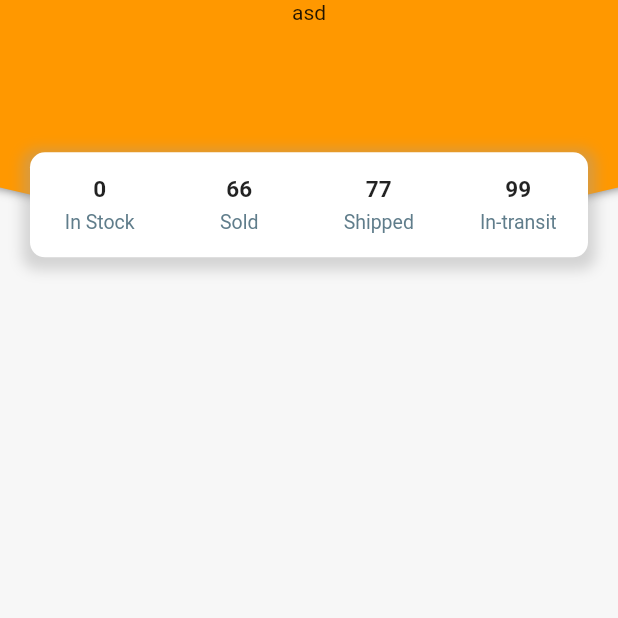
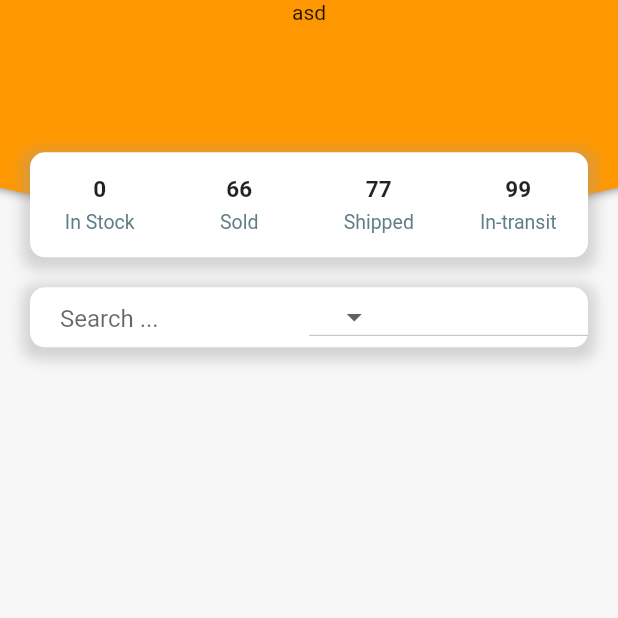
Before and after one commit to mr-kowtow/mr_stokka, a Flutter app: the screen it shows after launch, on a phone screen of 412 x 824 dp, the top half of it. Run offline on Flutter 3.47's test engine with Material 2 defaults, Android fonts, the phone set to English and light mode, and no system bars; missing offline and left inert: dart_airtable.

Commit message:
added filter option

```diff
--- a/lib/home_page.dart
+++ b/lib/home_page.dart
@@ -4,7 +4,7 @@ import 'package:mr_stokka/data_hub.dart';
 import 'package:mr_stokka/reusable_card.dart';
 import 'package:mr_stokka/itemPage.dart';
 import 'package:mr_stokka/roundedAppBar.dart';
-
+import 'package:mr_stokka/searchBar.dart';
 import 'constants.dart';
 
 class HomePage extends StatefulWidget {
@@ -13,10 +13,14 @@ class HomePage extends StatefulWidget {
 }
 
 class _HomePageState extends State<HomePage> {
-  List<String> _brand = [];
-  List<String> _item = [];
-  List<String> _price = [];
-  List<String> _image = [];
+  List<String> brand = [];
+  List<String> item = [];
+  List<String> price = [];
+  List<String> image = [];
+  List<String> tmp_brand=[];
+  List<String> tmp_item=[];
+  List<String> tmp_price=[];
+  List<String> tmp_image=[];
 
   @override
   void initState() {
@@ -29,10 +33,15 @@ class _HomePageState extends State<HomePage> {
     await dataHub.getRecords().then((value) {
       dataHub.setData(value);
       setState(() {
-        _brand = dataHub.getBrandList();
-        _item = dataHub.getItemList();
-        _price = dataHub.getPriceList();
-        _image = dataHub.getImageList();
+        brand = dataHub.getBrandList();
+        item = dataHub.getItemList();
+        price = dataHub.getPriceList();
+        image = dataHub.getImageList();
+        tmp_brand = brand;
+        tmp_item = item;
+        tmp_price = price;
+        tmp_image = image;
+        print(tmp_brand);
       });
     });
   }
@@ -40,6 +49,7 @@ class _HomePageState extends State<HomePage> {
   @override
   Widget build(BuildContext context) {
     return Scaffold(
+      resizeToAvoidBottomPadding: false,
         body: Stack(
           children: <Widget>[
             RoundedAppBar(),
@@ -65,7 +75,7 @@ class _HomePageState extends State<HomePage> {
                                 Column(
                                   mainAxisAlignment: MainAxisAlignment.center,
                                   children: <Widget>[
-                                    Text("${_brand.length}",
+                                    Text("${tmp_brand.length}",
                                       style: kTitleTextStyle,),
                                     SizedBox(height: 5.0,),
                                     Text("In Stock", style: kGreyedTextStyle,),
@@ -106,13 +116,43 @@ class _HomePageState extends State<HomePage> {
                             ),
                           ),
                         ),
+                        SearchBar(
+                          brands: brand,
+                          //todo: create product class to remove this garbage code
+                          onChange: (String val){
+                            List<String>onChangeBrand = [];
+                            List<String>onChangeItem = [];
+                            List<String>onChangePrice = [];
+                            List<String>onChangeImage = [];
+                            for(var i=0;i<brand.length;i++){
+                              if(val == "All"){
+                                onChangeBrand = brand;
+                                onChangeItem = item;
+                                onChangePrice = price;
+                                onChangeImage = image;
+                              }
+                              else if(brand[i] == val){
+                                onChangeBrand.add(brand[i]);
+                                onChangeItem.add(item[i]);
+                                onChangePrice.add(price[i]);
+                                onChangeImage.add(image[i]);
+                              }
+                            }
+                            setState(() {
+                              tmp_brand = onChangeBrand;
+                              tmp_item = onChangeItem;
+                              tmp_price = onChangePrice;
+                              tmp_image = onChangeImage;
+                            });
+                          },
+                        ),
                       ],
                     )
                 ),
                 Expanded(
                   flex: 5,
                   child: ListView.builder(
-                      itemCount: _brand.length,
+                      itemCount: tmp_brand.length,
                       itemBuilder: (BuildContext context, int index) {
                         return Container(
                           height: 100,
@@ -122,7 +162,7 @@ class _HomePageState extends State<HomePage> {
                               Navigator.push(
                                   context,
                                   MaterialPageRoute(
-                                      builder: (context) => ItemPage(brand: _brand[index],item: _item[index], price: _price[index],image: _image[index])
+                                      builder: (context) => ItemPage(brand: tmp_brand[index],item: tmp_item[index], price: tmp_price[index],image: tmp_image[index])
                                   )
                               );
                             },
@@ -137,15 +177,14 @@ class _HomePageState extends State<HomePage> {
                                 Flexible(
                                   child: Column(
                                     mainAxisAlignment: MainAxisAlignment.center,
-                                    crossAxisAlignment: CrossAxisAlignment
-                                        .start,
+                                    crossAxisAlignment: CrossAxisAlignment.start,
                                     children: <Widget>[
-                                      Text('${_brand[index]}',
+                                      Text('${tmp_brand[index]}',
                                         style: kRegularTextStyle,),
-                                      Text('${_item[index]}',
+                                      Text('${tmp_item[index]}',
                                         overflow: TextOverflow.ellipsis,
                                         style: kTitleTextStyle,),
-                                      Text('\$${_price[index]}',
+                                      Text('\$${tmp_price[index]}',
                                         style: kRegularTextStyle,),
                                     ],
                                   ),
@@ -158,7 +197,7 @@ class _HomePageState extends State<HomePage> {
                   ),
                 ),
               ],
-            )
+            ),
           ],
         ));
   }
--- a/lib/itemPage.dart
+++ b/lib/itemPage.dart
@@ -18,6 +18,7 @@ class ItemPage extends StatelessWidget {
           scaffoldBackgroundColor: kBackgroundColour
       ),
       home: Scaffold(
+        resizeToAvoidBottomInset: false,
         body: Stack(
           children: <Widget>[
             RoundedAppBar(),
--- /dev/null
+++ b/lib/searchBar.dart
@@ -0,0 +1,81 @@
+import 'package:flutter/material.dart';
+import 'package:mr_stokka/reusable_card.dart';
+import 'home_page.dart';
+import 'constants.dart';
+
+class SearchBar extends StatefulWidget {
+  String input="";
+  List<String> brands;
+  final Function(String) onChange;
+
+  SearchBar({this.brands, this.onChange,});
+
+  String getInput(){
+    return input;
+  }
+
+  @override
+  _SearchBarState createState() => _SearchBarState();
+}
+
+class _SearchBarState extends State<SearchBar> {
+  String selectedBrand;
+
+
+  List<DropdownMenuItem<String>> buildDropdownMenuItems(List brands){
+    List<DropdownMenuItem<String>> items = List();
+    items.add(DropdownMenuItem(value: "All", child: Text("All"),));
+    for (String brand in brands.toSet().toList()){
+      items.add(DropdownMenuItem(value: brand, child: Text(brand),));
+    }
+    return items;
+  }
+
+
+  @override
+  Widget build(BuildContext context) {
+    return Container(
+      height: 60,
+      child: ReusableCard(
+        colour: Colors.white,
+        borderRadius: 10.0,
+        boxShadow: kBoxShadow,
+        cardChild: Row(
+          children: <Widget>[
+            Expanded(
+              flex:1,
+              child: Container(
+                margin: EdgeInsets.only(left: 20),
+                child: TextFormField(
+                  onFieldSubmitted: (txt){
+                    setState(() {
+                       widget.input = txt;
+                       print(widget.input);
+                    });
+                  },
+                  decoration: InputDecoration(
+                      border: InputBorder.none,
+                      hintText: 'Search ...'
+                  ),
+                ),
+              ),
+            ),
+            Expanded(
+                flex: 1,
+                child: DropdownButton(
+                  items: buildDropdownMenuItems(widget.brands),
+                  onChanged: (String value){
+                    setState(() {
+                      selectedBrand = value;
+                      widget.onChange(value);
+                    });
+                  },
+                  value: selectedBrand,
+                ),
+            ),
+          ],
+        ),
+      ),
+    );
+  }
+}
```
